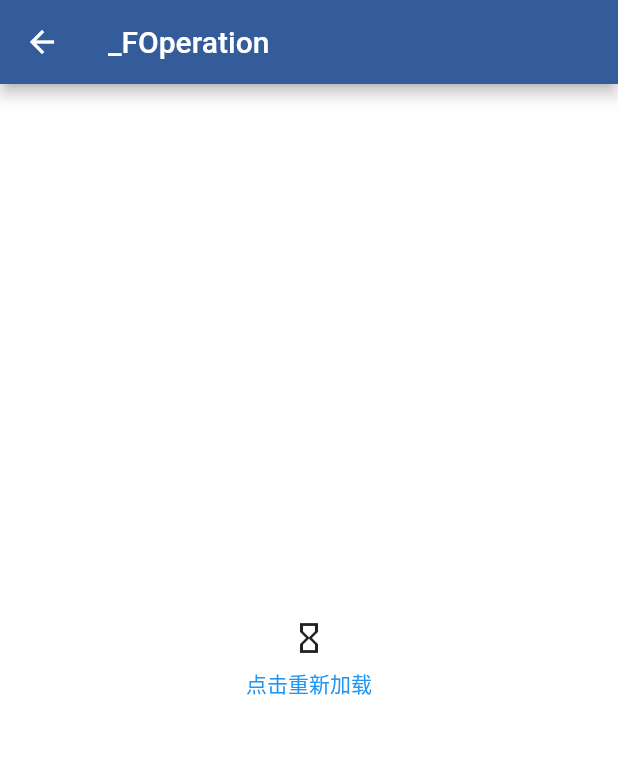
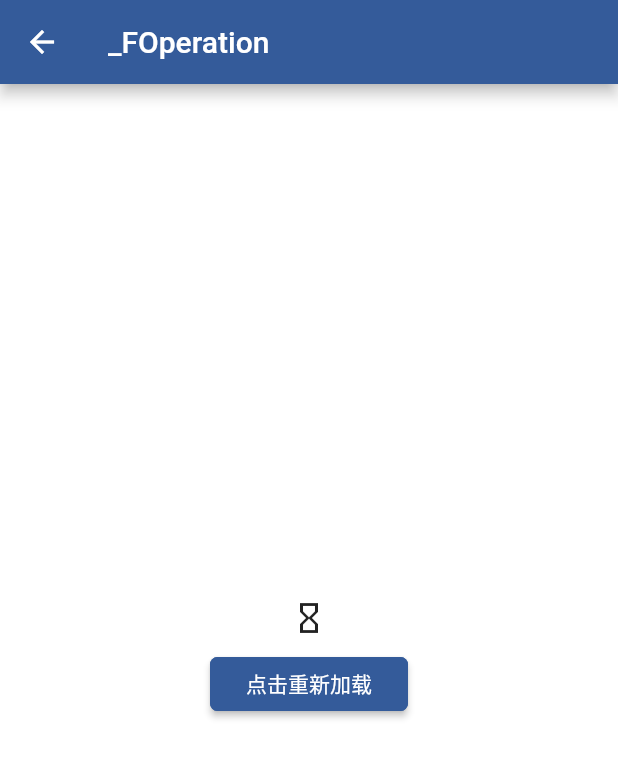
Before and after one commit to hello-coder-xu/dant, a Flutter app: the OperationDemo screen opened directly, after a tap on "重新加载", on a phone screen of 412 x 824 dp. Shown: the top 758 px of the screen. Run offline on Flutter 3.47's test engine with Material 2 defaults, Android fonts, the phone set to English and light mode, and no system bars; our stand-ins replace flutter_screenutil.

Commit message:
调整button

```diff
--- a/fant_example/lib/view/button.dart
+++ b/fant_example/lib/view/button.dart
@@ -24,8 +24,9 @@ class ButtonDemoState extends State<ButtonDemo> {
               FButton(child: "默认"),
               SizedBox(height: 8),
               FButton(
-                  child: "圆角20，填充",
+                  child: "圆角20，填充,红色",
                   radius: Radius.circular(20),
+                  fitColor: Colors.blue,
                   onPressed: () {
                     FToast.showToast(context, msg: 'hello');
                   }),
@@ -47,6 +48,7 @@ class ButtonDemoState extends State<ButtonDemo> {
               FButton(
                 child: "圆型按钮",
                 roundSize: 80,
+                fitColor: Colors.red,
                 round: true,
               ),
               SizedBox(height: 8),
@@ -55,6 +57,7 @@ class ButtonDemoState extends State<ButtonDemo> {
                 roundSize: 80,
                 round: true,
                 outLine: true,
+                borderColor: Colors.red,
               ),
             ],
           ),
--- a/lib/button/index.dart
+++ b/lib/button/index.dart
@@ -5,7 +5,8 @@ enum FButtonType { min, max }
 
 class FButton extends StatelessWidget {
   final dynamic child;
-  final Color bgColor;
+  final Color fitColor;
+  final Color borderColor;
   final Radius radius;
   final VoidCallback onPressed;
   final bool round;
@@ -15,7 +16,8 @@ class FButton extends StatelessWidget {
 
   FButton({
     this.child,
-    this.bgColor,
+    this.fitColor,
+    this.borderColor,
     this.radius = const Radius.circular(5),
     this.onPressed,
     this.round = false,
@@ -25,20 +27,30 @@ class FButton extends StatelessWidget {
     Key key,
   }) : super(key: key);
 
+  Color getFitColor(BuildContext context) {
+    return fitColor ?? Theme.of(context).buttonColor;
+  }
+
+  Color getBorderColor(BuildContext context) {
+    return borderColor ?? getFitColor(context);
+  }
+
   @override
   Widget build(BuildContext context) {
     Widget tempChild;
     if (outLine) {
       tempChild = OutlineButton(
         child: Util.getView(child),
-        onPressed: onTag,
-        shape: getShapeBorder(context),
+        onPressed: _onTag,
+        borderSide: BorderSide(color: getBorderColor(context),width: 1),
+        shape: _getShapeBorder(context),
       );
     } else {
       tempChild = RaisedButton(
         child: Util.getView(child),
-        onPressed: onTag,
-        shape: getShapeBorder(context),
+        onPressed: _onTag,
+        color: getFitColor(context),
+        shape: _getShapeBorder(context),
       );
     }
 
@@ -54,15 +66,9 @@ class FButton extends StatelessWidget {
     return tempChild;
   }
 
-  void onTag() {
-    if (onPressed != null) {
-      onPressed();
-    }
-  }
-
-  ShapeBorder getShapeBorder(BuildContext context) {
+  ShapeBorder _getShapeBorder(BuildContext context) {
     ShapeBorder shapeBorder;
-    Color tempColor = bgColor ?? Theme.of(context).buttonColor;
+    Color tempColor = getBorderColor(context);
     if (round) {
       shapeBorder = CircleBorder(
         side: BorderSide(color: tempColor, width: 1),
@@ -75,4 +81,10 @@ class FButton extends StatelessWidget {
     }
     return shapeBorder;
   }
+
+  void _onTag() {
+    if (onPressed != null) {
+      onPressed();
+    }
+  }
 }
--- a/lib/operation/index.dart
+++ b/lib/operation/index.dart
@@ -1,3 +1,4 @@
+import 'package:fant/button/index.dart';
 import 'package:flutter/material.dart';
 
 enum FOperationType { empty, loading, error, reload }
@@ -34,23 +35,17 @@ class FOperation extends StatelessWidget {
     } else if (type == FOperationType.reload) {
       children.add(Icon(Icons.hourglass_empty));
       children.add(SizedBox(height: 8));
-      children.add(Text('点击重新加载', style: TextStyle(fontSize: 14, color: Colors.blue)));
+      children.add(FButton(child: '点击重新加载', onPressed: onReload));
     }
 
-    Widget tempChild = Container(
+    return Container(
       color: bgColor,
       alignment: Alignment.center,
       child: Column(children: children, mainAxisSize: MainAxisSize.min),
     );
+  }
 
-    if (type == FOperationType.reload && child == null) {
-      tempChild = GestureDetector(
-        child: tempChild,
-        onTap: () {
-          if (reload != null) reload();
-        },
-      );
-    }
-    return tempChild;
+  void onReload() {
+    if (reload != null) reload();
   }
 }
```
